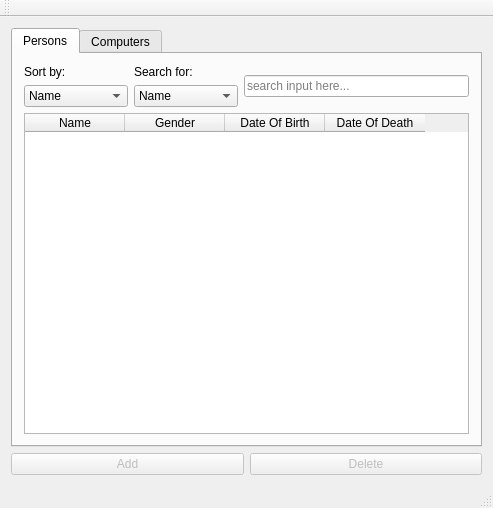
Above: mainwindow.ui from moderndaymoron/PersonCSciVer3 before the change. Below: the same form after it.
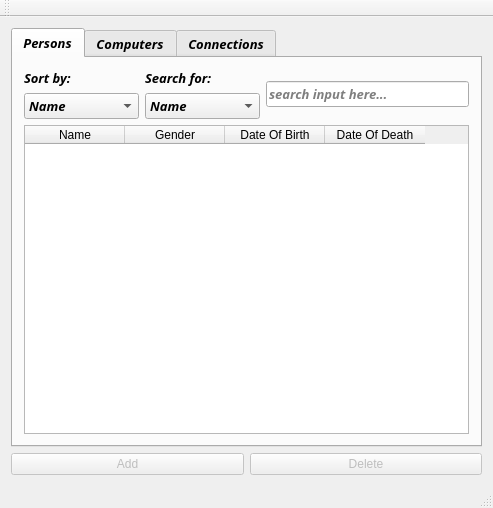
That is the form after the change. Icons and pictures are not drawn.

Commit message: added more logos and layout modified

```diff
--- a/mainwindow.ui
+++ b/mainwindow.ui
@@ -47,6 +47,15 @@
     </item>
     <item row="0" column="0" colspan="2">
      <widget class="QTabWidget" name="display_tab">
+      <property name="font">
+       <font>
+        <family>HelveticaNeueLT Pro 55 Roman</family>
+        <pointsize>10</pointsize>
+        <weight>75</weight>
+        <italic>true</italic>
+        <bold>true</bold>
+       </font>
+      </property>
       <property name="toolTip">
        <string/>
       </property>
@@ -345,6 +354,15 @@
         </item>
        </layout>
       </widget>
+      <widget class="QWidget" name="connection_tab">
+       <attribute name="icon">
+        <iconset resource="logos.qrc">
+         <normaloff>:/logo/Connections.png</normaloff>:/logo/Connections.png</iconset>
+       </attribute>
+       <attribute name="title">
+        <string>Connections</string>
+       </attribute>
+      </widget>
      </widget>
     </item>
    </layout>
```
The commit also changes 1 other file.
